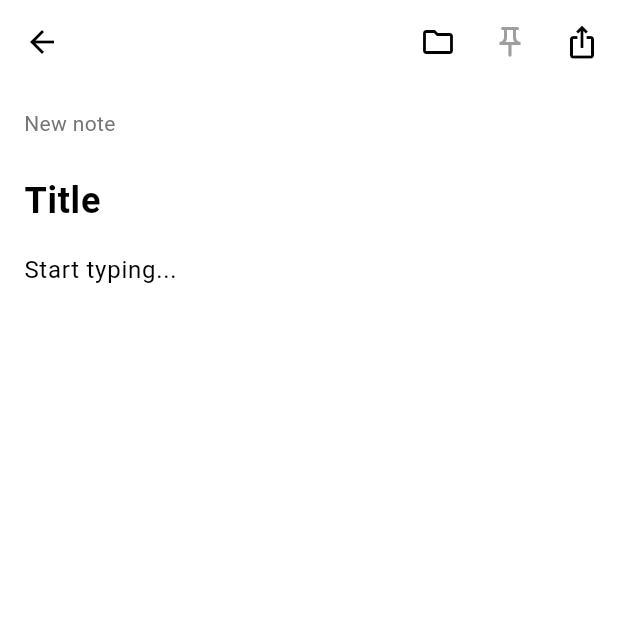
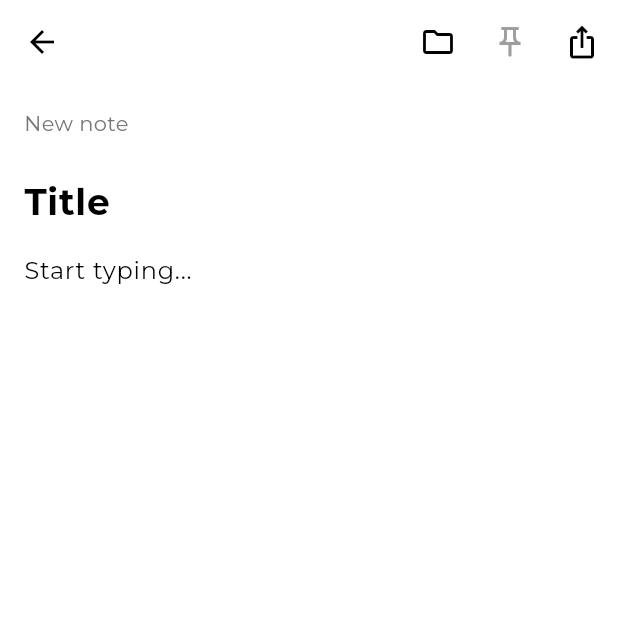
Before and after one commit to Obleanx/notes_app, a Flutter app: the screen it shows after launch, after a tap on the "add" icon, on a phone screen of 412 x 824 dp, the top half of it. Run offline on Flutter 3.47's test engine with Material 3 defaults, Android fonts, the phone set to English and light mode, and no system bars; our stand-ins replace equatable, flutter_bloc, font_awesome_flutter, get_it, google_fonts, pdf and 4 more.

Commit message:
Designs and functions all complete

```diff
--- /dev/null
+++ b/lib/PRESENTATIONS/screens/splash_screen.dart
@@ -0,0 +1,201 @@
+import 'dart:async';
+import 'package:shimmer/shimmer.dart';
+import 'package:flutter/material.dart';
+import 'package:notes_app/PRESENTATIONS/screens/home_screen.dart';
+// ignore_for_file: deprecated_member_use
+
+
+class SplashScreen extends StatefulWidget {
+  const SplashScreen({Key? key}) : super(key: key);
+
+  @override
+  State<SplashScreen> createState() => _SplashScreenState();
+}
+
+class _SplashScreenState extends State<SplashScreen>
+    with SingleTickerProviderStateMixin {
+  late AnimationController _animationController;
+  late Animation<double> _scaleAnimation;
+  late Animation<double> _opacityAnimation;
+  bool _showShimmer = true;
+
+  @override
+  void initState() {
+    super.initState();
+
+    // Initialize animation controller
+    _animationController = AnimationController(
+      vsync: this,
+      duration: const Duration(milliseconds: 2000),
+    );
+
+    // Create scale animation
+    _scaleAnimation = Tween<double>(begin: 0.8, end: 1.0).animate(
+      CurvedAnimation(parent: _animationController, curve: Curves.easeOutQuart),
+    );
+
+    // Create opacity animation
+    _opacityAnimation = Tween<double>(begin: 0.0, end: 1.0).animate(
+      CurvedAnimation(
+        parent: _animationController,
+        curve: const Interval(0.0, 0.65, curve: Curves.easeOut),
+      ),
+    );
+
+    // Start animation
+    _animationController.forward();
+
+    // Navigate to home screen after delay
+    Timer(const Duration(milliseconds: 4200), () {
+      setState(() {
+        _showShimmer = false;
+      });
+
+      // Add slight delay before navigation
+      Timer(const Duration(milliseconds: 1600), () {
+        Navigator.of(context).pushReplacement(
+          PageRouteBuilder(
+            pageBuilder: (_, __, ___) => const HomePage(),
+            transitionDuration: const Duration(milliseconds: 830),
+            transitionsBuilder: (_, animation, __, child) {
+              return FadeTransition(opacity: animation, child: child);
+            },
+          ),
+        );
+      });
+    });
+  }
+
+  @override
+  void dispose() {
+    _animationController.dispose();
+    super.dispose();
+  }
+
+  @override
+  Widget build(BuildContext context) {
+    // Using gradient background from FF2E4C to 1E2A78
+    return Scaffold(
+      body: Container(
+        decoration: const BoxDecoration(
+          gradient: LinearGradient(
+            begin: Alignment.topCenter,
+            end: Alignment.bottomCenter,
+            colors: [
+              Color(0xFFFF2E4C), // Top color
+              Color(0xFF1E2A78), // Bottom color
+            ],
+          ),
+        ),
+        child: AnimatedBuilder(
+          animation: _animationController,
+          builder: (context, child) {
+            return Center(
+              child: AnimatedOpacity(
+                duration: const Duration(milliseconds: 2000),
+                opacity: _showShimmer ? 1.0 : 0.0,
+                child: ScaleTransition(
+                  scale: _scaleAnimation,
+                  child: FadeTransition(
+                    opacity: _opacityAnimation,
+                    child: Column(
+                      mainAxisAlignment: MainAxisAlignment.center,
+                      children: [
+                        // Logo with shimmer effect
+                        _buildShimmerLogo(),
+
+                        const SizedBox(height: 36),
+
+                        // App name with shimmer effect
+                        _buildShimmerText(),
+
+                        const SizedBox(height: 12),
+
+                        // Tagline
+                        Text(
+                          'Capture your thoughts beautifully',
+                          style: TextStyle(
+                            fontFamily: 'Montserrat',
+                            fontSize: 14,
+                            fontWeight: FontWeight.w500,
+                            // ignore: deprecated_member_use
+                            color: Colors.white.withOpacity(0.85),
+                          ),
+                        ),
+                      ],
+                    ),
+                  ),
+                ),
+              ),
+            );
+          },
+        ),
+      ),
+    );
+  }
+
+  Widget _buildShimmerLogo() {
+    // Bolder shimmer colors that blend with the background gradient
+    return Shimmer.fromColors(
+      baseColor: const Color(0xFFB82A48), // Darker red that blends with FF2E4C
+      highlightColor: const Color(
+        0xFF64A0FF,
+      ), // Bright blue that complements 1E2A78
+      period: const Duration(milliseconds: 3800),
+      child: Container(
+        width: 100,
+        height: 100,
+        decoration: BoxDecoration(
+          borderRadius: BorderRadius.circular(25),
+          gradient: const LinearGradient(
+            begin: Alignment.topLeft,
+            end: Alignment.bottomRight,
+            colors: [Color(0xFFFFFFFF), Color(0xFFE0E0E0)],
+          ),
+          boxShadow: [
+            BoxShadow(
+              color: Colors.black.withOpacity(0.3),
+              blurRadius: 15,
+              offset: const Offset(0, 5),
+            ),
+          ],
+        ),
+        child: const Center(
+          child: Icon(
+            Icons.edit_note_rounded,
+            size: 60,
+            color: Color(0xFF1E2A78), // Using the bottom gradient color
+          ),
+        ),
+      ),
+    );
+  }
+
+  Widget _buildShimmerText() {
+    // Bolder shimmer colors that blend with the background gradient
+    return Shimmer.fromColors(
+      baseColor: const Color(0xFFB82A48), // Darker red that blends with FF2E4C
+      highlightColor: const Color(
+        0xFF64A0FF,
+      ), // Bright blue that complements 1E2A78
+      period: const Duration(milliseconds: 3800),
+      child: Text(
+        'My Notes',
+        style: TextStyle(
+          fontFamily: 'Montserrat',
+          fontSize: 42,
+          fontWeight: FontWeight.w700,
+          letterSpacing: -0.5,
+          color: Colors.white,
+          shadows: [
+            Shadow(
+              offset: const Offset(0, 2),
+              blurRadius: 4.0,
+              color: Colors.black.withOpacity(0.3),
+            ),
+          ],
+        ),
+      ),
+    );
+  }
+}
--- a/lib/PRESENTATIONS/widgets/notes_export_share_sheet.dart
+++ b/lib/PRESENTATIONS/widgets/notes_export_share_sheet.dart
@@ -22,16 +22,13 @@ class NoteExportShareSheet extends StatelessWidget {
       listener: (context, state) {
         if (state is ExportShareLoading) {
           // Show loading indicator
-          ScaffoldMessenger.of(context).showSnackBar(
-            SnackBar(content: Text(state.message)),
-          );
+          ScaffoldMessenger.of(
+            context,
+          ).showSnackBar(SnackBar(content: Text(state.message)));
         } else if (state is ExportShareFailure) {
           // Show error message
           ScaffoldMessenger.of(context).showSnackBar(
-            SnackBar(
-              content: Text(state.error),
-              backgroundColor: Colors.red,
-            ),
+            SnackBar(content: Text(state.error), backgroundColor: Colors.red),
           );
         }
       },
@@ -48,10 +45,7 @@ class NoteExportShareSheet extends StatelessWidget {
             // Header
             const Text(
               'Export & Share Options',
-              style: TextStyle(
-                fontSize: 18.0,
-                fontWeight: FontWeight.bold,
-              ),
+              style: TextStyle(fontSize: 18.0, fontWeight: FontWeight.bold),
               textAlign: TextAlign.center,
             ),
             const SizedBox(height: 24.0),
@@ -59,10 +53,7 @@ class NoteExportShareSheet extends StatelessWidget {
             // Export options
             const Text(
               'Export',
-              style: TextStyle(
-                fontSize: 16.0,
-                fontWeight: FontWeight.w500,
-              ),
+              style: TextStyle(fontSize: 16.0, fontWeight: FontWeight.w500),
             ),
             const SizedBox(height: 16.0),
             Row(
@@ -72,6 +63,8 @@ class NoteExportShareSheet extends StatelessWidget {
                 _buildOptionButton(
                   context,
                   icon: Icons.picture_as_pdf,
+                  color: Colors.red.shade700,
+
                   label: 'Save as PDF',
                   onTap: () {
                     context.read<ExportShareBloc>().add(
@@ -90,6 +83,8 @@ class NoteExportShareSheet extends StatelessWidget {
                   context,
                   icon: Icons.preview,
                   label: 'Preview PDF',
+                  color: Colors.blue.shade700,
+
                   onTap: () {
                     context.read<ExportShareBloc>().add(
                       PreviewPdfEvent(
@@ -104,17 +99,14 @@ class NoteExportShareSheet extends StatelessWidget {
               ],
             ),
 
-            const SizedBox(height: 24.0),
+            const SizedBox(height: 20.0),
             const Divider(),
-            const SizedBox(height: 24.0),
+            const SizedBox(height: 20.0),
 
             // Share options
             const Text(
               'Share',
-              style: TextStyle(
-                fontSize: 16.0,
-                fontWeight: FontWeight.w500,
-              ),
+              style: TextStyle(fontSize: 16.0, fontWeight: FontWeight.w500),
             ),
             const SizedBox(height: 16.0),
             Row(
@@ -125,12 +117,11 @@ class NoteExportShareSheet extends StatelessWidget {
                   context,
                   icon: Icons.text_format,
                   label: 'Share as Text',
+                  color: Colors.purple.shade700,
+
                   onTap: () {
                     context.read<ExportShareBloc>().add(
-                      ShareNoteAsTextEvent(
-                        title: title,
-                        content: content,
-                      ),
+                      ShareNoteAsTextEvent(title: title, content: content),
                     );
                     Navigator.pop(context);
                   },
@@ -141,6 +132,8 @@ class NoteExportShareSheet extends StatelessWidget {
                   context,
                   icon: Icons.picture_as_pdf,
                   label: 'Share as PDF',
+                  color: Colors.red.shade700,
+
                   onTap: () {
                     context.read<ExportShareBloc>().add(
                       ShareNoteAsPdfEvent(
@@ -156,14 +149,13 @@ class NoteExportShareSheet extends StatelessWidget {
                 // Share to WhatsApp
                 _buildOptionButton(
                   context,
-                    icon: FontAwesomeIcons.whatsapp,
+                  icon: FontAwesomeIcons.whatsapp,
                   label: 'WhatsApp',
+                  color: Colors.green.shade700,
+
                   onTap: () {
                     context.read<ExportShareBloc>().add(
-                      ShareToWhatsAppEvent(
-                        title: title,
-                        content: content,
-                      ),
+                      ShareToWhatsAppEvent(title: title, content: content),
                     );
                     Navigator.pop(context);
                   },
@@ -182,6 +174,7 @@ class NoteExportShareSheet extends StatelessWidget {
     required IconData icon,
     required String label,
     required VoidCallback onTap,
+    required Color color,
   }) {
     return InkWell(
       onTap: onTap,
@@ -191,7 +184,7 @@ class NoteExportShareSheet extends StatelessWidget {
         padding: const EdgeInsets.symmetric(vertical: 12.0),
         child: Column(
           children: [
-            Icon(icon, size: 32, color: Theme.of(context).primaryColor),
+            Icon(icon, size: 32, color: color),
             const SizedBox(height: 8),
             Text(
               label,
--- a/lib/app.dart
+++ b/lib/app.dart
@@ -1,9 +1,11 @@
 import 'package:flutter/material.dart';
 import 'package:flutter_bloc/flutter_bloc.dart';
+import 'package:google_fonts/google_fonts.dart';
 import 'package:notes_app/CORE/themes/app_theme.dart';
 import 'package:notes_app/SERVICES/dependency_container.dart';
 import 'package:notes_app/PRESENTATIONS/BLoC/theme/theme.dart';
 import 'package:notes_app/PRESENTATIONS/screens/home_screen.dart';
+import 'package:notes_app/PRESENTATIONS/screens/splash_screen.dart';
 import 'package:notes_app/PRESENTATIONS/BLoC/notes/notes_bloc.dart';
 import 'package:notes_app/SERVICES/dependency_container.dart' as di;
 import 'package:notes_app/PRESENTATIONS/BLoC/notes/notes_event.dart';
@@ -37,7 +39,18 @@ class MyApp extends StatelessWidget {
             themeMode: themeState.themeMode,
             theme: AppTheme.lightTheme(),
             darkTheme: AppTheme.darkTheme(),
-            home: const HomePage(),
+            home: const SplashScreen(),
+            // Apply Montserrat font to the entire app
+            builder: (context, child) {
+              return Theme(
+                data: Theme.of(context).copyWith(
+                  textTheme: GoogleFonts.montserratTextTheme(
+                    Theme.of(context).textTheme,
+                  ),
+                ),
+                child: child!,
+              );
+            },
           );
         },
       ),
```
Also changed, not shown: pubspec.yaml (+21 -14 lines), lib/assets/icons/Gradient Background.jpeg (added), pubspec.lock, 2 other files.
